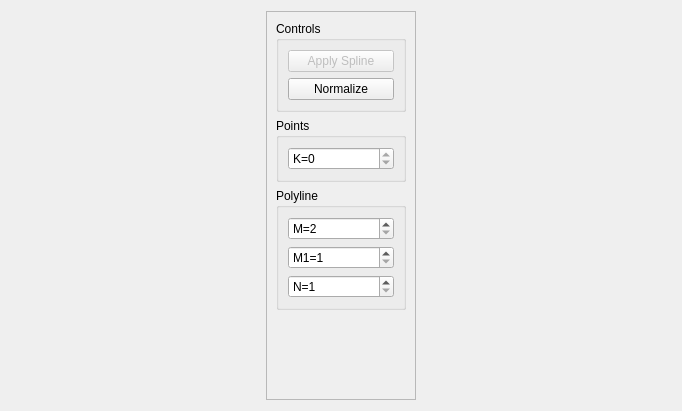
The window that lib/editor/editor.ui (BigCubeCat/icg_wireframe) describes before a commit, drawn with Qt 5.
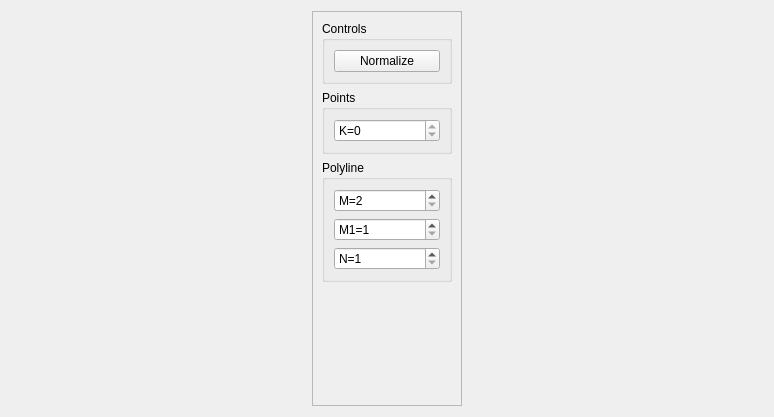
The same window after the commit. Icons and pictures are not drawn.

```diff
--- a/lib/editor/editor.ui
+++ b/lib/editor/editor.ui
@@ -6,8 +6,8 @@
    <rect>
     <x>0</x>
     <y>0</y>
-    <width>682</width>
-    <height>411</height>
+    <width>774</width>
+    <height>417</height>
    </rect>
   </property>
   <property name="minimumSize">
@@ -46,7 +46,7 @@
         <x>0</x>
         <y>0</y>
         <width>158</width>
-        <height>395</height>
+        <height>401</height>
        </rect>
       </property>
       <property name="minimumSize">
@@ -68,21 +68,6 @@
           <string>Controls</string>
          </property>
          <layout class="QVBoxLayout" name="verticalLayout_2">
-          <item>
-           <widget class="QPushButton" name="applyButton">
-            <property name="enabled">
-             <bool>false</bool>
-            </property>
-            <property name="text">
-             <string>Apply Spline</string>
-            </property>
-            <property name="icon">
-             <iconset>
-              <normalon>:/assets/assets/tool_icons_16px/defaultCursor.png</normalon>
-             </iconset>
-            </property>
-           </widget>
-          </item>
           <item>
            <widget class="QPushButton" name="normalizeButton">
             <property name="enabled">
@@ -140,7 +125,7 @@
              <number>0</number>
             </property>
             <property name="maximum">
-             <number>1000</number>
+             <number>200</number>
             </property>
             <property name="value">
              <number>0</number>
@@ -186,7 +171,7 @@
              <number>2</number>
             </property>
             <property name="maximum">
-             <number>1000</number>
+             <number>100</number>
             </property>
            </widget>
           </item>
@@ -208,7 +193,7 @@
              <number>1</number>
             </property>
             <property name="maximum">
-             <number>1000</number>
+             <number>100</number>
             </property>
            </widget>
           </item>
@@ -230,7 +215,7 @@
              <number>1</number>
             </property>
             <property name="maximum">
-             <number>1000</number>
+             <number>100</number>
             </property>
            </widget>
           </item>
```
